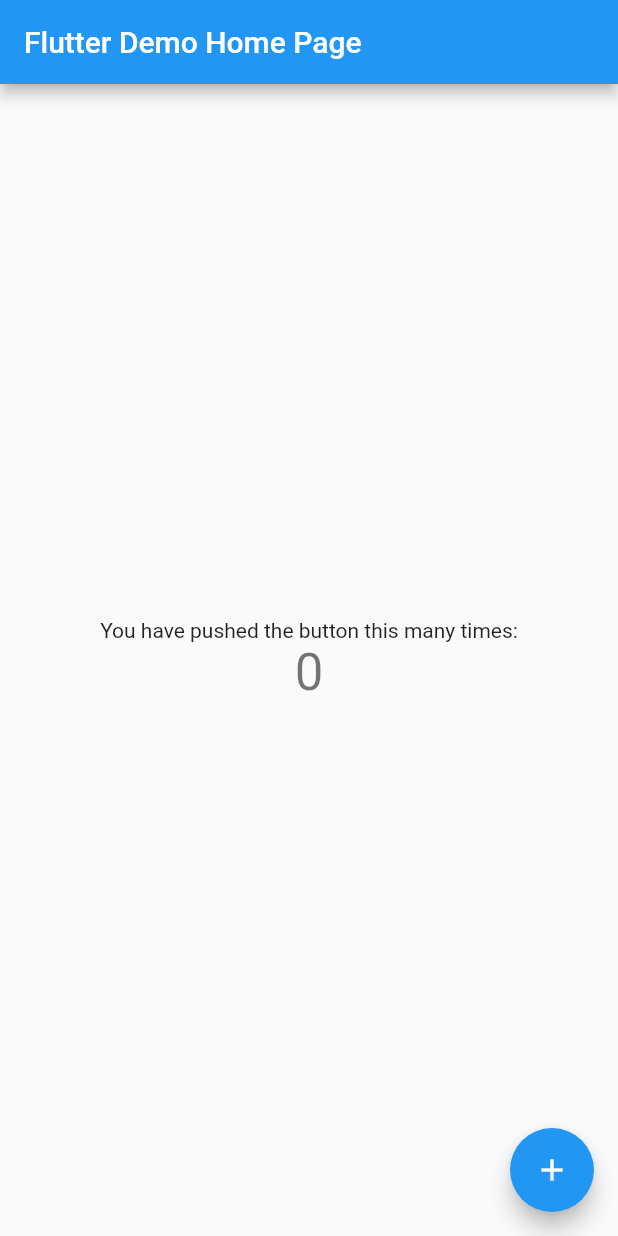
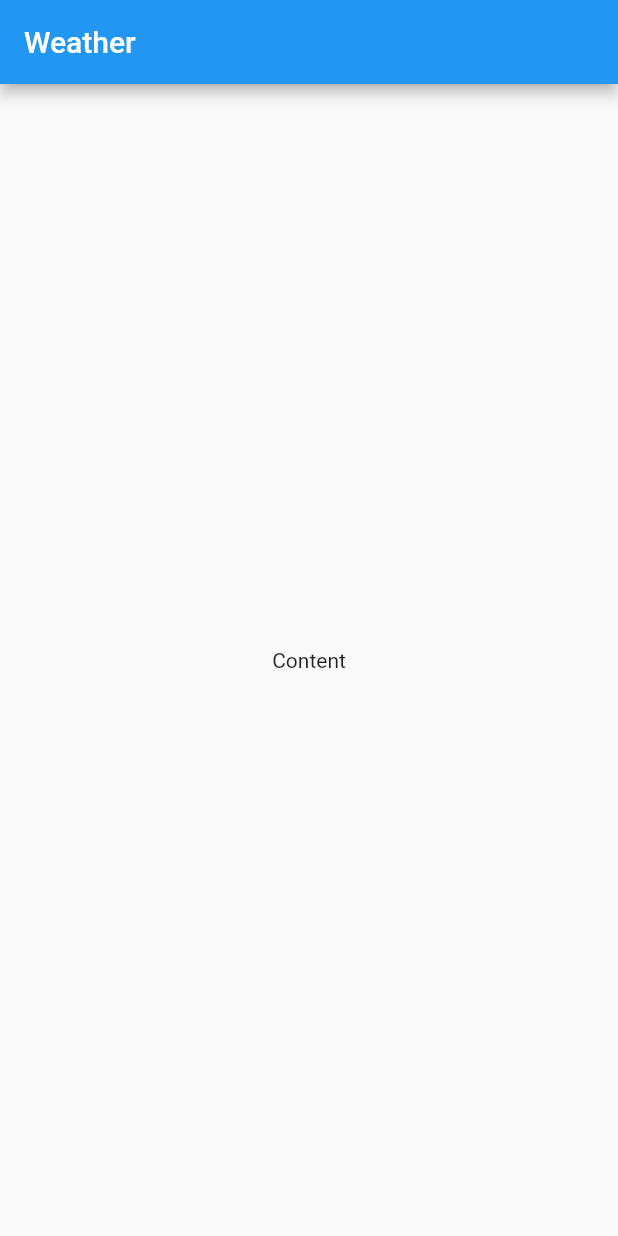
Before and after one commit to giovannilondero/weather_app, a Flutter app: the screen it shows after launch, on a phone screen of 412 x 824 dp. Run offline on Flutter 3.47's test engine with Material 2 defaults, Android fonts, the light colour scheme and no system bars; our stand-ins replace freezed_annotation; generated files the repository leaves out were written again.

Commit message:
chore: cleanup default app and setup custom presentation

```diff
--- a/lib/main.dart
+++ b/lib/main.dart
@@ -1,113 +1,6 @@
 import 'package:flutter/material.dart';
+import 'package:weather_app/presentation/_core/app.dart';
 
 void main() {
-  runApp(MyApp());
+  runApp(const App());
 }
-
-class MyApp extends StatelessWidget {
-  // This widget is the root of your application.
-  @override
-  Widget build(BuildContext context) {
-    return MaterialApp(
-      title: 'Flutter Demo',
-      theme: ThemeData(
-        // This is the theme of your application.
-        //
-        // Try running your application with "flutter run". You'll see the
-        // application has a blue toolbar. Then, without quitting the app, try
-        // changing the primarySwatch below to Colors.green and then invoke
-        // "hot reload" (press "r" in the console where you ran "flutter run",
-        // or simply save your changes to "hot reload" in a Flutter IDE).
-        // Notice that the counter didn't reset back to zero; the application
-        // is not restarted.
-        primarySwatch: Colors.blue,
-      ),
-      home: MyHomePage(title: 'Flutter Demo Home Page'),
-    );
-  }
-}
-
-class MyHomePage extends StatefulWidget {
-  MyHomePage({Key? key, this.title}) : super(key: key);
-
-  // This widget is the home page of your application. It is stateful, meaning
-  // that it has a State object (defined below) that contains fields that affect
-  // how it looks.
-
-  // This class is the configuration for the state. It holds the values (in this
-  // case the title) provided by the parent (in this case the App widget) and
-  // used by the build method of the State. Fields in a Widget subclass are
-  // always marked "final".
-
-  final String? title;
-
-  @override
-  _MyHomePageState createState() => _MyHomePageState();
-}
-
-class _MyHomePageState extends State<MyHomePage> {
-  int _counter = 0;
-
-  void _incrementCounter() {
-    setState(() {
-      // This call to setState tells the Flutter framework that something has
-      // changed in this State, which causes it to rerun the build method below
-      // so that the display can reflect the updated values. If we changed
-      // _counter without calling setState(), then the build method would not be
-      // called again, and so nothing would appear to happen.
-      _counter++;
-    });
-  }
-
-  @override
-  Widget build(BuildContext context) {
-    // This method is rerun every time setState is called, for instance as done
-    // by the _incrementCounter method above.
-    //
-    // The Flutter framework has been optimized to make rerunning build methods
-    // fast, so that you can just rebuild anything that needs updating rather
-    // than having to individually change instances of widgets.
-    return Scaffold(
-      appBar: AppBar(
-        // Here we take the value from the MyHomePage object that was created by
-        // the App.build method, and use it to set our appbar title.
-        title: Text(widget.title!),
-      ),
-      body: Center(
-        // Center is a layout widget. It takes a single child and positions it
-        // in the middle of the parent.
-        child: Column(
-          // Column is also a layout widget. It takes a list of children and
-          // arranges them vertically. By default, it sizes itself to fit its
-          // children horizontally, and tries to be as tall as its parent.
-          //
-          // Invoke "debug painting" (press "p" in the console, choose the
-          // "Toggle Debug Paint" action from the Flutter Inspector in Android
-          // Studio, or the "Toggle Debug Paint" command in Visual Studio Code)
-          // to see the wireframe for each widget.
-          //
-          // Column has various properties to control how it sizes itself and
-          // how it positions its children. Here we use mainAxisAlignment to
-          // center the children vertically; the main axis here is the vertical
-          // axis because Columns are vertical (the cross axis would be
-          // horizontal).
-          mainAxisAlignment: MainAxisAlignment.center,
-          children: <Widget>[
-            Text(
-              'You have pushed the button this many times:',
-            ),
-            Text(
-              '$_counter',
-              style: Theme.of(context).textTheme.headline4,
-            ),
-          ],
-        ),
-      ),
-      floatingActionButton: FloatingActionButton(
-        onPressed: _incrementCounter,
-        tooltip: 'Increment',
-        child: Icon(Icons.add),
-      ), // This trailing comma makes auto-formatting nicer for build methods.
-    );
-  }
-}
--- /dev/null
+++ b/lib/presentation/_core/app.dart
@@ -0,0 +1,17 @@
+import 'package:flutter/material.dart';
+import 'package:weather_app/presentation/home/home.dart';
+
+class App extends StatelessWidget {
+  const App({Key? key}) : super(key: key);
+
+  @override
+  Widget build(BuildContext context) {
+    return MaterialApp(
+      title: 'Weather app',
+      theme: ThemeData(
+        primarySwatch: Colors.blue,
+      ),
+      home: const Home(),
+    );
+  }
+}
--- /dev/null
+++ b/lib/presentation/home/home.dart
@@ -0,0 +1,17 @@
+import 'package:flutter/material.dart';
+
+class Home extends StatelessWidget {
+  const Home({Key? key}) : super(key: key);
+
+  @override
+  Widget build(BuildContext context) {
+    return Scaffold(
+      appBar: AppBar(
+        title: const Text('Weather'),
+      ),
+      body: const Center(
+        child: Text('Content'),
+      ),
+    );
+  }
+}
```
Also changed, not shown: 1 other file.
